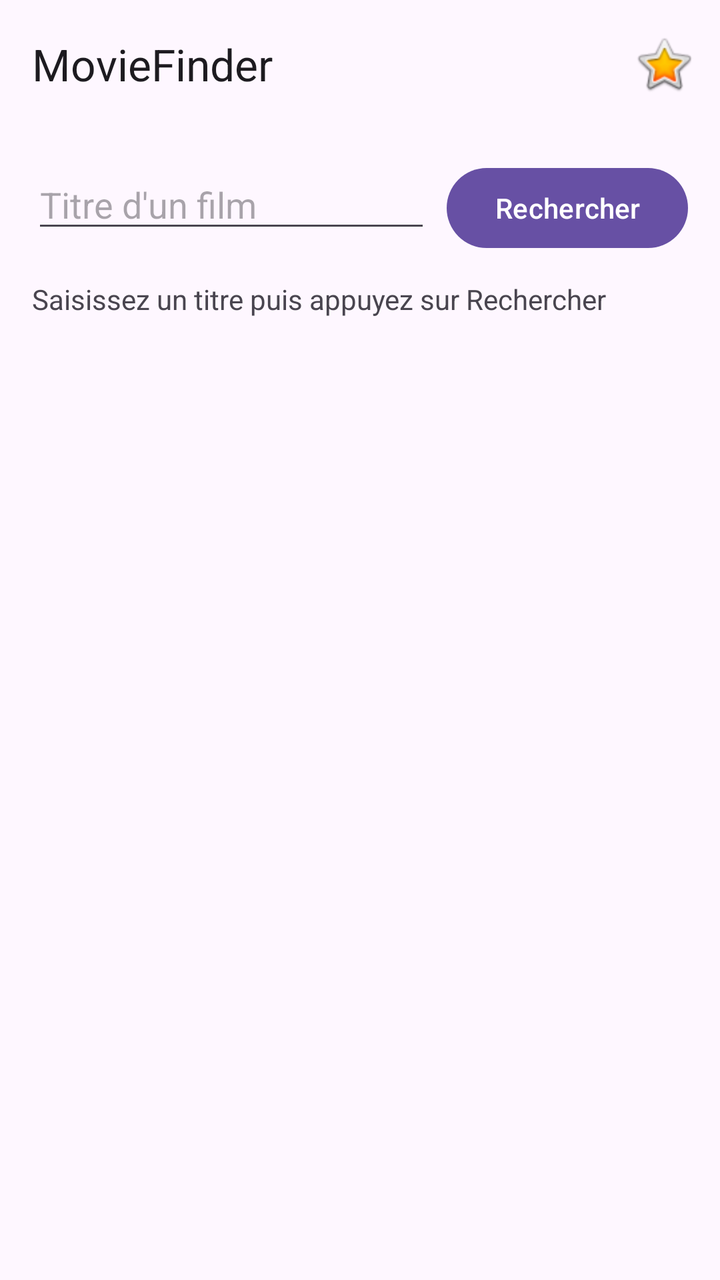
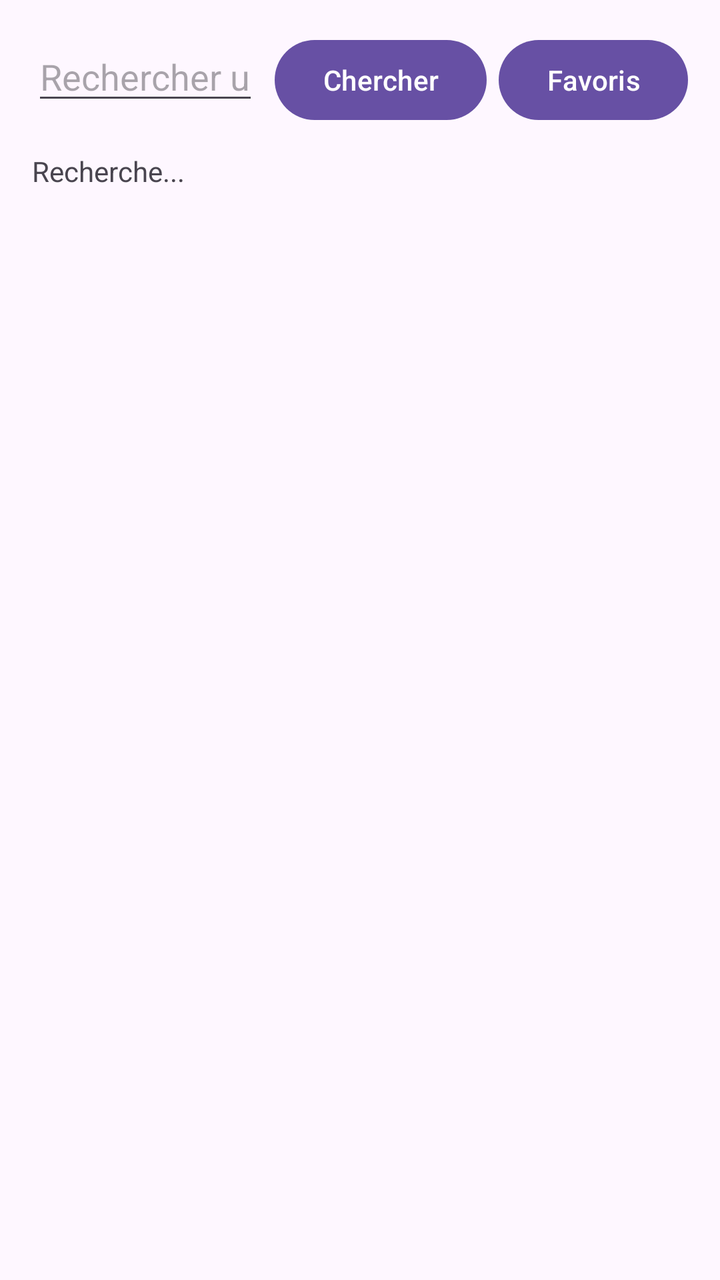

Two renders of the same Android screen: before a commit and after it. Below are the layout's source before the change and the commit's diff.
<!-- AndroidManifest.xml: application theme Theme.MovieFinder -->
<!-- res/layout/activity_main.xml -->
<?xml version="1.0" encoding="utf-8"?>
<LinearLayout xmlns:android="http://schemas.android.com/apk/res/android"
    xmlns:app="http://schemas.android.com/apk/res-auto"
    android:id="@+id/main"
    android:layout_width="match_parent"
    android:layout_height="match_parent"
    android:orientation="vertical">

    <com.google.android.material.appbar.MaterialToolbar
        android:id="@+id/toolbar"
        android:layout_width="match_parent"
        android:layout_height="?attr/actionBarSize"
        app:menu="@menu/menu_main"
        app:title="@string/app_name" />

    <LinearLayout
        android:layout_width="match_parent"
        android:layout_height="match_parent"
        android:orientation="vertical"
        android:padding="16dp">

        <LinearLayout
            android:layout_width="match_parent"
            android:layout_height="wrap_content"
            android:orientation="horizontal">

            <EditText
                android:id="@+id/etQuery"
                android:layout_width="0dp"
                android:layout_height="wrap_content"
                android:layout_weight="1"
                android:hint="@string/hint_query"
                android:inputType="text" />

            <Button
                android:id="@+id/btnSearch"
                android:layout_width="wrap_content"
                android:layout_height="wrap_content"
                android:layout_marginStart="8dp"
                android:text="@string/btn_search" />

        </LinearLayout>

        <TextView
            android:id="@+id/tvMessage"
            android:layout_width="match_parent"
            android:layout_height="wrap_content"
            android:layout_marginTop="12dp"
            android:text="@string/msg_welcome" />

        <androidx.recyclerview.widget.RecyclerView
            android:id="@+id/rvMovies"
            android:layout_width="match_parent"
            android:layout_height="0dp"
            android:layout_marginTop="12dp"
            android:layout_weight="1" />

    </LinearLayout>
</LinearLayout>
<!-- resources referenced by this layout -->
<resources>
  <string name="app_name">MovieFinder</string>
  <string name="btn_search">Rechercher</string>
  <string name="hint_query">Titre d\'un film</string>
  <string name="msg_welcome">Saisissez un titre puis appuyez sur Rechercher</string>
  <style name="Theme.MovieFinder" parent="Base.Theme.MovieFinder" />
  <style name="Base.Theme.MovieFinder" parent="Theme.Material3.DayNight.NoActionBar">
          
          
      </style>
</resources>

<!-- the commit's change to res/layout/activity_main.xml (unified diff, before → after) -->
@@ -1,59 +1,50 @@
 <?xml version="1.0" encoding="utf-8"?>
 <LinearLayout xmlns:android="http://schemas.android.com/apk/res/android"
-    xmlns:app="http://schemas.android.com/apk/res-auto"
-    android:id="@+id/main"
     android:layout_width="match_parent"
     android:layout_height="match_parent"
-    android:orientation="vertical">
-
-    <com.google.android.material.appbar.MaterialToolbar
-        android:id="@+id/toolbar"
-        android:layout_width="match_parent"
-        android:layout_height="?attr/actionBarSize"
-        app:menu="@menu/menu_main"
-        app:title="@string/app_name" />
+    android:orientation="vertical"
+    android:padding="16dp">
 
     <LinearLayout
         android:layout_width="match_parent"
-        android:layout_height="match_parent"
-        android:orientation="vertical"
-        android:padding="16dp">
+        android:layout_height="wrap_content"
+        android:orientation="horizontal">
 
-        <LinearLayout
-            android:layout_width="match_parent"
+        <EditText
+            android:id="@+id/etSearch"
+            android:layout_width="0dp"
             android:layout_height="wrap_content"
-            android:orientation="horizontal">
+            android:layout_weight="1"
+            android:hint="Rechercher un film..."
+            android:inputType="text" />
 
-            <EditText
-                android:id="@+id/etQuery"
-                android:layout_width="0dp"
-                android:layout_height="wrap_content"
-                android:layout_weight="1"
-                android:hint="@string/hint_query"
-                android:inputType="text" />
+        <Button
+            android:id="@+id/btnSearch"
+            android:layout_width="wrap_content"
+            android:layout_height="wrap_content"
+            android:layout_marginStart="8dp"
+            android:text="Chercher" />
 
-            <Button
-                android:id="@+id/btnSearch"
-                android:layout_width="wrap_content"
-                android:layout_height="wrap_content"
-                android:layout_marginStart="8dp"
-                android:text="@string/btn_search" />
+        <Button
+            android:id="@+id/btnFavorites"
+            android:layout_width="wrap_content"
+            android:layout_height="wrap_content"
+            android:layout_marginStart="6dp"
+            android:text="Favoris" />
+    </LinearLayout>
 
-        </LinearLayout>
+    <TextView
+        android:id="@+id/tvMessage"
+        android:layout_width="match_parent"
+        android:layout_height="wrap_content"
+        android:layout_marginTop="12dp"
+        android:text="Recherche..." />
 
-        <TextView
-            android:id="@+id/tvMessage"
-            android:layout_width="match_parent"
-            android:layout_height="wrap_content"
-            android:layout_marginTop="12dp"
-            android:text="@string/msg_welcome" />
+    <androidx.recyclerview.widget.RecyclerView
+        android:id="@+id/rvMovies"
+        android:layout_width="match_parent"
+        android:layout_height="0dp"
+        android:layout_marginTop="12dp"
+        android:layout_weight="1" />
 
-        <androidx.recyclerview.widget.RecyclerView
-            android:id="@+id/rvMovies"
-            android:layout_width="match_parent"
-            android:layout_height="0dp"
-            android:layout_marginTop="12dp"
-            android:layout_weight="1" />
-
-    </LinearLayout>
 </LinearLayout>
<!-- resource entries referenced after the edit -->
@@ -1,9 +1,5 @@
 <!-- resources referenced by this layout -->
 <resources>
-  <string name="app_name">MovieFinder</string>
-  <string name="btn_search">Rechercher</string>
-  <string name="hint_query">Titre d\'un film</string>
-  <string name="msg_welcome">Saisissez un titre puis appuyez sur Rechercher</string>
   <style name="Theme.MovieFinder" parent="Base.Theme.MovieFinder" />
   <style name="Base.Theme.MovieFinder" parent="Theme.Material3.DayNight.NoActionBar">
           
